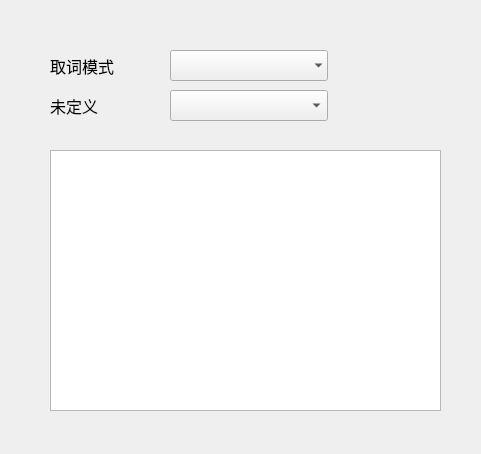
Above: src/configwindow.ui from jiangzc/CuteTranslation before the change. Below: the same form after it.
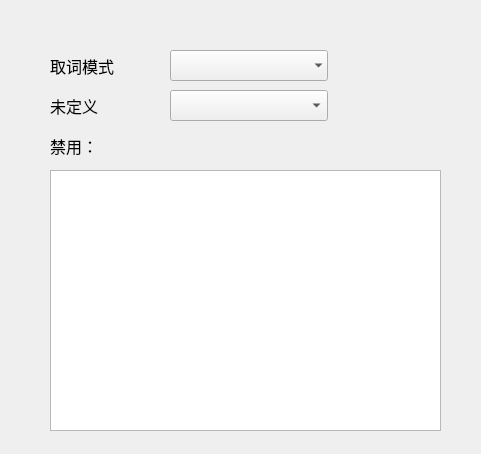
That is the form after the change.

```diff
--- a/src/configwindow.ui
+++ b/src/configwindow.ui
@@ -91,12 +91,33 @@
    <property name="geometry">
     <rect>
      <x>50</x>
-     <y>150</y>
+     <y>170</y>
      <width>391</width>
      <height>261</height>
     </rect>
    </property>
   </widget>
+  <widget class="QLabel" name="label_3">
+   <property name="geometry">
+    <rect>
+     <x>50</x>
+     <y>130</y>
+     <width>101</width>
+     <height>31</height>
+    </rect>
+   </property>
+   <property name="font">
+    <font>
+     <family>微软雅黑</family>
+     <pointsize>12</pointsize>
+     <weight>50</weight>
+     <bold>false</bold>
+    </font>
+   </property>
+   <property name="text">
+    <string>禁用：</string>
+   </property>
+  </widget>
  </widget>
  <resources/>
  <connections/>
```
